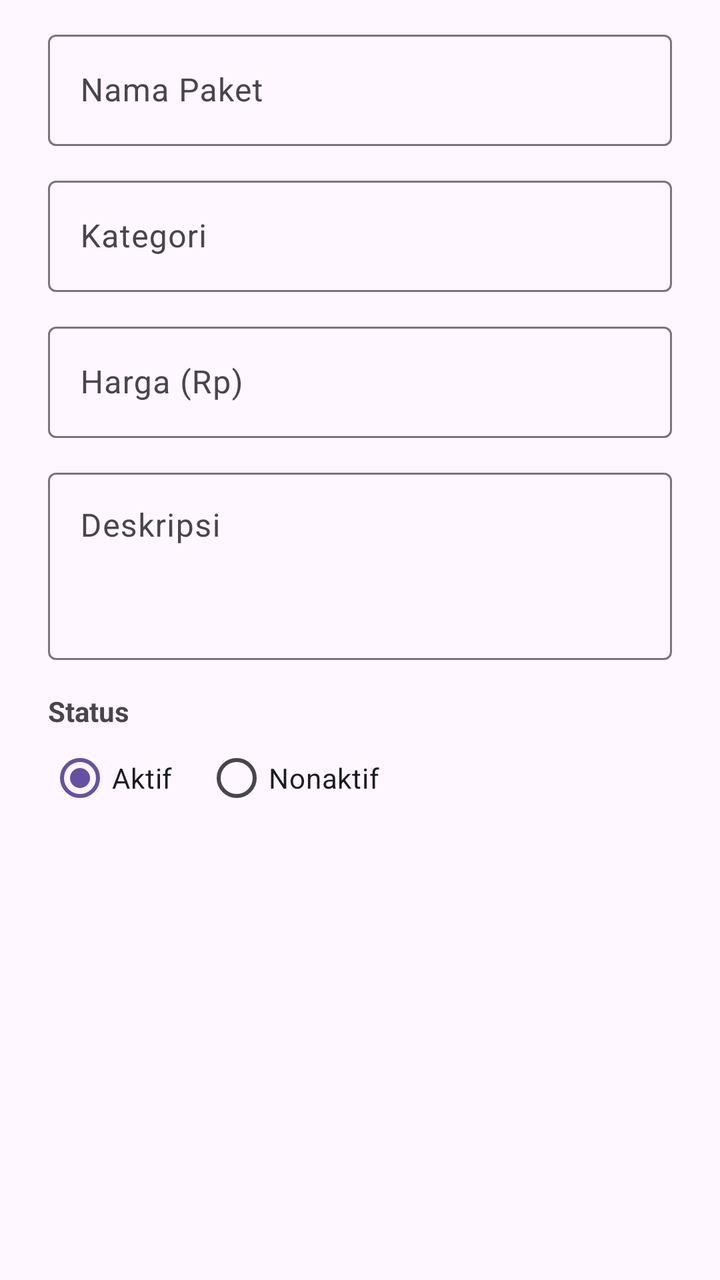
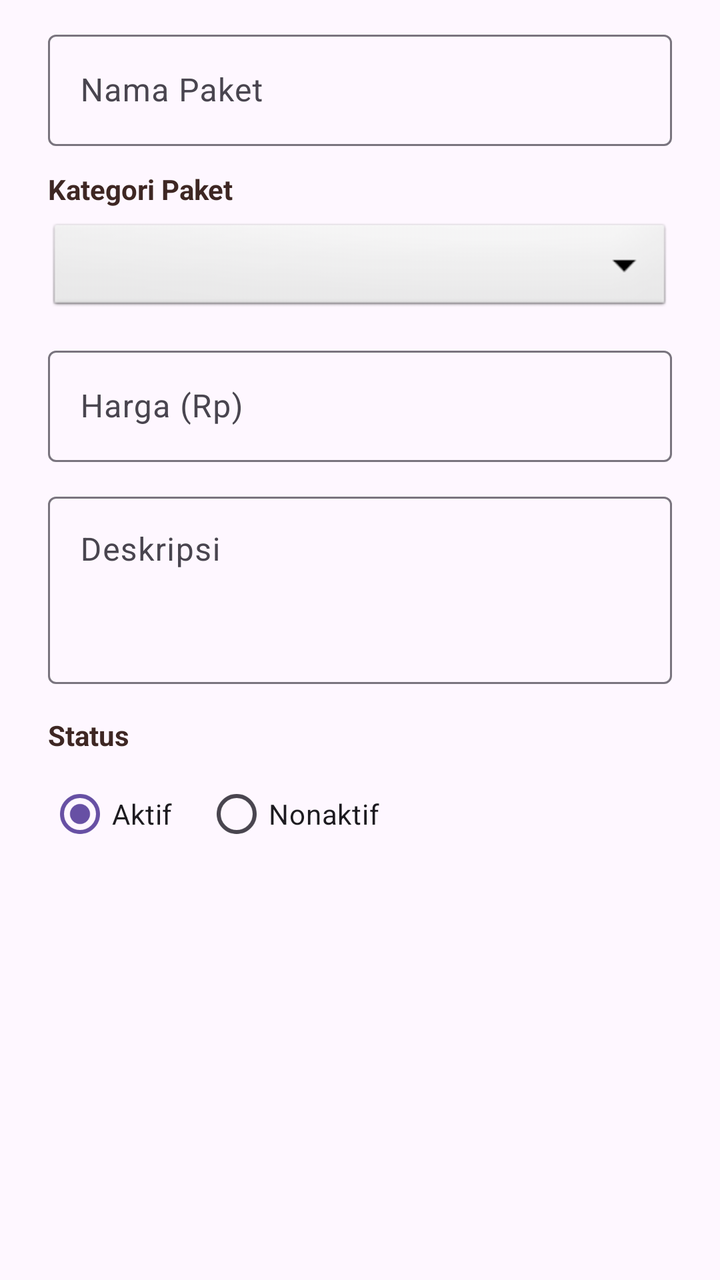

Screens rendered from an Android XML layout before and after an edit, with the pre-edit source and the edit as a unified diff.
<!-- AndroidManifest.xml: application theme Theme.Project_griyarias -->
<!-- res/layout/dialog_form_paket.xml -->
<?xml version="1.0" encoding="utf-8"?>
<ScrollView xmlns:android="http://schemas.android.com/apk/res/android"
    android:layout_width="match_parent"
    android:layout_height="wrap_content">

    <LinearLayout
        android:layout_width="match_parent"
        android:layout_height="wrap_content"
        android:orientation="vertical"
        android:paddingHorizontal="24dp"
        android:paddingTop="12dp">

        <com.google.android.material.textfield.TextInputLayout
            android:id="@+id/tilNamaPaket"
            style="?attr/textInputOutlinedStyle"
            android:layout_width="match_parent"
            android:layout_height="wrap_content"
            android:hint="Nama Paket">

            <com.google.android.material.textfield.TextInputEditText
                android:id="@+id/etNamaPaket"
                android:layout_width="match_parent"
                android:layout_height="wrap_content"
                android:inputType="textCapWords"
                android:maxLines="1" />
        </com.google.android.material.textfield.TextInputLayout>

        <com.google.android.material.textfield.TextInputLayout
            android:id="@+id/tilKategori"
            style="?attr/textInputOutlinedStyle"
            android:layout_width="match_parent"
            android:layout_height="wrap_content"
            android:layout_marginTop="12dp"
            android:hint="Kategori">

            <com.google.android.material.textfield.TextInputEditText
                android:id="@+id/etKategori"
                android:layout_width="match_parent"
                android:layout_height="wrap_content"
                android:inputType="textCapWords"
                android:maxLines="1" />
        </com.google.android.material.textfield.TextInputLayout>

        <com.google.android.material.textfield.TextInputLayout
            android:id="@+id/tilHarga"
            style="?attr/textInputOutlinedStyle"
            android:layout_width="match_parent"
            android:layout_height="wrap_content"
            android:layout_marginTop="12dp"
            android:hint="Harga (Rp)"
            app:prefixText="Rp "
            xmlns:app="http://schemas.android.com/apk/res-auto">

            <com.google.android.material.textfield.TextInputEditText
                android:id="@+id/etHarga"
                android:layout_width="match_parent"
                android:layout_height="wrap_content"
                android:inputType="number"
                android:maxLines="1" />
        </com.google.android.material.textfield.TextInputLayout>

        <com.google.android.material.textfield.TextInputLayout
            android:id="@+id/tilDeskripsi"
            style="?attr/textInputOutlinedStyle"
            android:layout_width="match_parent"
            android:layout_height="wrap_content"
            android:layout_marginTop="12dp"
            android:hint="Deskripsi">

            <com.google.android.material.textfield.TextInputEditText
                android:id="@+id/etDeskripsi"
                android:layout_width="match_parent"
                android:layout_height="wrap_content"
                android:gravity="top"
                android:inputType="textMultiLine|textCapSentences"
                android:minLines="3" />
        </com.google.android.material.textfield.TextInputLayout>

        <TextView
            android:layout_width="wrap_content"
            android:layout_height="wrap_content"
            android:layout_marginTop="16dp"
            android:text="Status"
            android:textStyle="bold" />

        <RadioGroup
            android:id="@+id/rgStatus"
            android:layout_width="match_parent"
            android:layout_height="wrap_content"
            android:orientation="horizontal">

            <RadioButton
                android:id="@+id/rbAktif"
                android:layout_width="wrap_content"
                android:layout_height="wrap_content"
                android:checked="true"
                android:text="Aktif" />

            <RadioButton
                android:id="@+id/rbNonaktif"
                android:layout_width="wrap_content"
                android:layout_height="wrap_content"
                android:layout_marginStart="16dp"
                android:text="Nonaktif" />
        </RadioGroup>
    </LinearLayout>
</ScrollView>
<!-- resources referenced by this layout -->
<resources>
  <style name="Theme.Project_griyarias" parent="Base.Theme.Project_griyarias" />
  <style name="Base.Theme.Project_griyarias" parent="Theme.Material3.DayNight.NoActionBar">
      </style>
</resources>

<!-- the commit's change to res/layout/dialog_form_paket.xml (unified diff, before → after) -->
@@ -1,5 +1,6 @@
 <?xml version="1.0" encoding="utf-8"?>
 <ScrollView xmlns:android="http://schemas.android.com/apk/res/android"
+    xmlns:app="http://schemas.android.com/apk/res-auto"
     android:layout_width="match_parent"
     android:layout_height="wrap_content">
 
@@ -25,21 +26,21 @@
                 android:maxLines="1" />
         </com.google.android.material.textfield.TextInputLayout>
 
-        <com.google.android.material.textfield.TextInputLayout
-            android:id="@+id/tilKategori"
-            style="?attr/textInputOutlinedStyle"
-            android:layout_width="match_parent"
+        
+        <TextView
+            android:layout_width="wrap_content"
             android:layout_height="wrap_content"
             android:layout_marginTop="12dp"
-            android:hint="Kategori">
+            android:text="Kategori Paket"
+            android:textColor="@color/brown_dark"
+            android:textStyle="bold" />
 
-            <com.google.android.material.textfield.TextInputEditText
-                android:id="@+id/etKategori"
-                android:layout_width="match_parent"
-                android:layout_height="wrap_content"
-                android:inputType="textCapWords"
-                android:maxLines="1" />
-        </com.google.android.material.textfield.TextInputLayout>
+        <Spinner
+            android:id="@+id/spinnerKategori"
+            android:layout_width="match_parent"
+            android:layout_height="48dp"
+            android:layout_marginTop="6dp"
+            android:background="@android:drawable/btn_dropdown" />
 
         <com.google.android.material.textfield.TextInputLayout
             android:id="@+id/tilHarga"
@@ -48,8 +49,7 @@
             android:layout_height="wrap_content"
             android:layout_marginTop="12dp"
             android:hint="Harga (Rp)"
-            app:prefixText="Rp "
-            xmlns:app="http://schemas.android.com/apk/res-auto">
+            app:prefixText="Rp ">
 
             <com.google.android.material.textfield.TextInputEditText
                 android:id="@+id/etHarga"
@@ -81,12 +81,14 @@
             android:layout_height="wrap_content"
             android:layout_marginTop="16dp"
             android:text="Status"
+            android:textColor="@color/brown_dark"
             android:textStyle="bold" />
 
         <RadioGroup
             android:id="@+id/rgStatus"
             android:layout_width="match_parent"
             android:layout_height="wrap_content"
+            android:layout_marginTop="6dp"
             android:orientation="horizontal">
 
             <RadioButton
<!-- resource entries referenced after the edit -->
@@ -1,5 +1,6 @@
 <!-- resources referenced by this layout -->
 <resources>
+  <color name="brown_dark">#3E2723</color>
   <style name="Theme.Project_griyarias" parent="Base.Theme.Project_griyarias" />
   <style name="Base.Theme.Project_griyarias" parent="Theme.Material3.DayNight.NoActionBar">
       </style>
